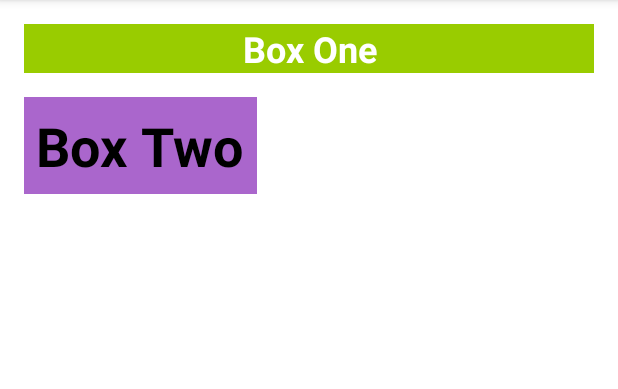
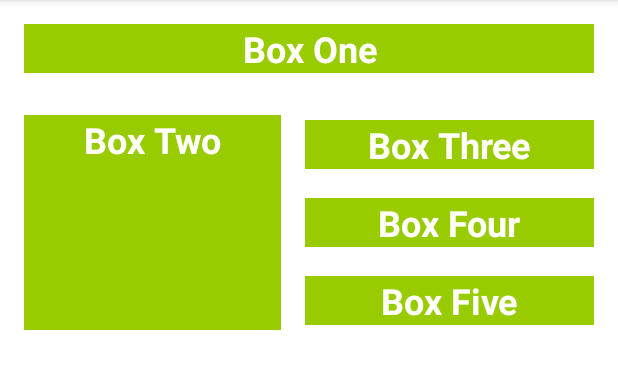
Before and after one commit to bharathkalyans/ColorMyView, an Android app: the screen it shows after launch (MainActivity), on a phone screen of 412 x 824 dp, the part 84-473 px from its top. Run offline under Robolectric (Android 15) with nearby library versions, the phone set to English and light mode, and no system bars; Roboto replaces fonts that are not available here.

Commit message:
Worked on Vertical Chaining!

```diff
--- a/app/src/main/res/layout/activity_main.xml
+++ b/app/src/main/res/layout/activity_main.xml
@@ -22,13 +22,55 @@
 
     <TextView
         android:id="@+id/box_two_text"
-        style="@style/PurpleBox"
-        android:layout_width="0dp"
-        android:layout_height="wrap_content"
+        style="@style/WhiteBox"
+        android:layout_width="171dp"
+        android:layout_height="143dp"
         android:layout_marginStart="@dimen/margin_wide"
-        android:layout_marginTop="@dimen/margin_wide"
+        android:layout_marginTop="28dp"
         android:text="@string/box_text_name"
+        app:layout_constraintDimensionRatio="w,4:4"
         app:layout_constraintStart_toStartOf="parent"
         app:layout_constraintTop_toBottomOf="@+id/box_one_text" />
 
+    <TextView
+        android:id="@+id/box_three_text"
+        style="@style/WhiteBox"
+        android:layout_width="0dp"
+        android:layout_height="wrap_content"
+        android:layout_marginStart="16dp"
+        android:layout_marginEnd="16dp"
+        android:text="@string/box_name_three"
+        app:layout_constraintBottom_toTopOf="@+id/box_four_text"
+        app:layout_constraintEnd_toEndOf="parent"
+        app:layout_constraintStart_toEndOf="@+id/box_two_text"
+        app:layout_constraintTop_toTopOf="@+id/box_two_text" />
+
+    <TextView
+        android:id="@+id/box_four_text"
+        style="@style/WhiteBox"
+        android:layout_width="0dp"
+        android:layout_height="wrap_content"
+        android:layout_marginStart="16dp"
+        android:layout_marginTop="16dp"
+        android:layout_marginEnd="16dp"
+        android:layout_marginBottom="16dp"
+        android:text="@string/box_name_four"
+        app:layout_constraintBottom_toTopOf="@+id/box_five_text"
+        app:layout_constraintEnd_toEndOf="parent"
+        app:layout_constraintStart_toEndOf="@+id/box_two_text"
+        app:layout_constraintTop_toBottomOf="@+id/box_three_text" />
+
+    <TextView
+        android:id="@+id/box_five_text"
+        style="@style/WhiteBox"
+        android:layout_width="0dp"
+        android:layout_height="wrap_content"
+        android:layout_marginStart="16dp"
+        android:layout_marginEnd="16dp"
+        android:text="@string/box_name_five"
+        app:layout_constraintBottom_toBottomOf="@+id/box_two_text"
+        app:layout_constraintEnd_toEndOf="parent"
+        app:layout_constraintStart_toEndOf="@+id/box_two_text"
+        app:layout_constraintTop_toBottomOf="@+id/box_four_text" />
+
 </androidx.constraintlayout.widget.ConstraintLayout>
--- a/app/src/main/res/values/strings.xml
+++ b/app/src/main/res/values/strings.xml
@@ -2,4 +2,8 @@
     <string name="app_name">ColorMyView</string>
     <string name="box_name">Box One</string>
     <string name="box_text_name">Box Two</string>
+    <string name="box_name_three">Box Three</string>
+    <string name="box_name_four">Box Four</string>
+    <string name="box_name_five">Box Five</string>
+
 </resources>
--- a/app/src/main/res/values/styles.xml
+++ b/app/src/main/res/values/styles.xml
@@ -10,6 +10,7 @@
         <item name="android:fontFamily">@font/roboto</item>
     </style>
 
+<!--use below style for other purposes!-->
 
     <style name="PurpleBox">
         <item name="android:background">@android:color/holo_purple</item>
```
